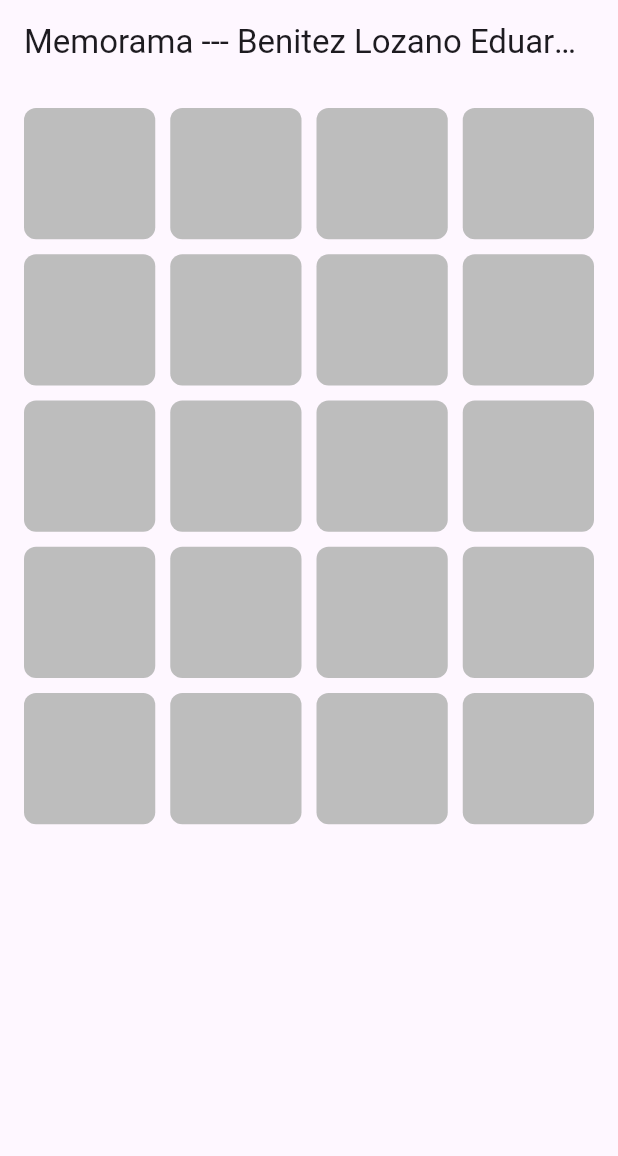
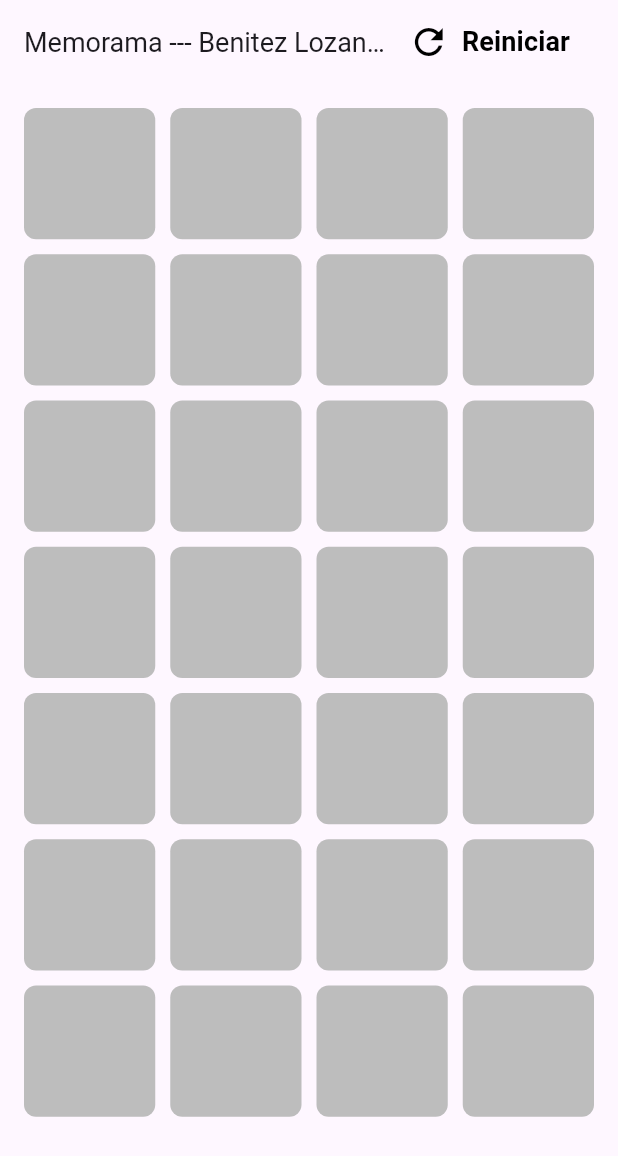
Before and after one commit to Fundamentos-Moviles/exameni-Ed-Phoenix, a Flutter app: the screen it shows after launch, on a phone screen of 412 x 824 dp. Shown: the top 1156 px of the screen. Run offline on Flutter 3.47's test engine with Material 3 defaults, Android fonts, the phone set to English and light mode, and no system bars.

Commit message:
Botón de reiniciar y tamaño cambiable

```diff
--- a/lib/memorama.dart
+++ b/lib/memorama.dart
@@ -11,18 +11,23 @@ class _MemoramaState extends State<Memorama> {
   List<Color> colors = [];
   List<int> revealed = [];
   List<bool> found = List.filled(20, false);
+  int numPairs = 10; // Número base de pares de colores
 
   @override
   void initState() {
     super.initState();
-    _generateColors();
+    _generateColors(20);
   }
 
-  void _generateColors() {
+  void _generateColors(int totalItems) {
     final random = UniqueKey().hashCode;
-    final List<Color> baseColors = List.generate(10, (i) => Color((random + i * 123456) | 0xFF000000));
+    int pairs = (totalItems / 2).floor();
+    final List<Color> baseColors = List.generate(pairs, (i) => Color((random + i * 123456) | 0xFF000000));
     colors = [...baseColors, ...baseColors];
+    colors = colors.take(totalItems).toList();
     colors.shuffle();
+    found = List.filled(totalItems, false);
+    revealed.clear();
   }
 
   void _onTap(int index) async {
@@ -69,23 +74,70 @@ class _MemoramaState extends State<Memorama> {
   @override
   Widget build(BuildContext context) {
     return Scaffold(
-      appBar: AppBar(title: const Text('Memorama --- Benitez Lozano Eduardo Carlos')),
+      appBar: AppBar(
+        title: Row(
+          children: [
+            const Expanded(
+              child: Text(
+                'Memorama --- Benitez Lozano Eduardo Carlos',
+                style: TextStyle(fontSize: 18),
+              ),
+            ),
+            TextButton.icon(
+              icon: const Icon(Icons.refresh, size: 28, color: Colors.black),
+              label: const Text(
+                'Reiniciar',
+                style: TextStyle(fontSize: 18, fontWeight: FontWeight.bold, color: Colors.black),
+              ),
+              style: TextButton.styleFrom(
+                foregroundColor: Colors.black,
+              ),
+              onPressed: () {
+                setState(() {
+                  // Se recalcula el número de cuadros al reiniciar
+                  revealed.clear();
+                  found = List.filled(colors.length, false);
+                  _generateColors(colors.length);
+                });
+              },
+            ),
+          ],
+        ),
+      ),
       body: Padding(
         padding: const EdgeInsets.all(16.0),
-        child: GridView.builder(
-          gridDelegate: const SliverGridDelegateWithFixedCrossAxisCount(
-            crossAxisCount: 4,
-            crossAxisSpacing: 10,
-            mainAxisSpacing: 10,
+        child: LayoutBuilder(
+          builder: (context, constraints) {
+            double gridWidth = constraints.maxWidth;
+            double gridHeight = constraints.maxHeight;
+            int crossAxisCount = 4;
+            double spacing = 10;
+            double itemSize = (gridWidth - (spacing * (crossAxisCount - 1))) / crossAxisCount;
+            int numRows = (gridHeight / (itemSize + spacing)).floor();
+            int totalItems = crossAxisCount * numRows;
+            if (colors.length != totalItems) {
+              WidgetsBinding.instance.addPostFrameCallback((_) {
+                setState(() {
+                  _generateColors(totalItems);
+                });
+              });
+            }
+            return GridView.builder(
+              gridDelegate: SliverGridDelegateWithFixedCrossAxisCount(
+                crossAxisCount: crossAxisCount,
+                crossAxisSpacing: spacing,
+                mainAxisSpacing: spacing,
                 childAspectRatio: 1,
               ),
-          itemCount: 20,
+              itemCount: colors.length,
               itemBuilder: (context, index) {
                 final isRevealed = revealed.contains(index) || found[index];
                 return GestureDetector(
                   onTap: () => _onTap(index),
                   child: AnimatedContainer(
                     duration: const Duration(milliseconds: 300),
+                    width: itemSize,
+                    height: itemSize,
                     decoration: BoxDecoration(
                       color: isRevealed ? colors[index] : Colors.grey[400],
                       borderRadius: BorderRadius.circular(8),
@@ -93,6 +145,8 @@ class _MemoramaState extends State<Memorama> {
                   ),
                 );
               },
+            );
+          },
         ),
       ),
     );
```
Lines whose indentation alone changed are shown as unchanged.
